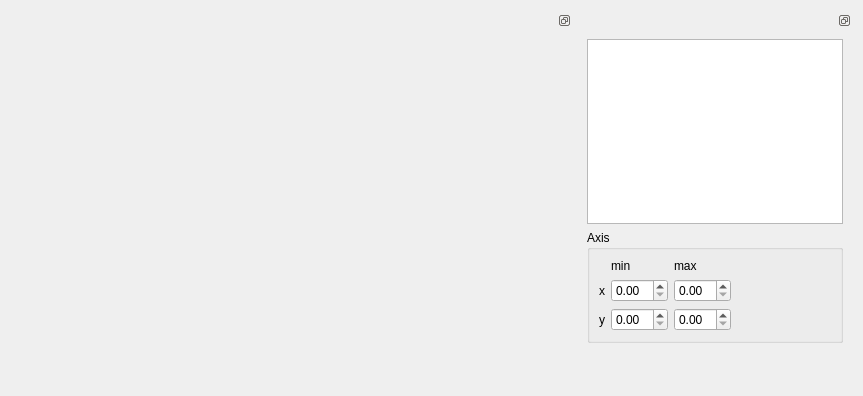
Before: the Qt Designer form wscope.ui in koalakoker/gSim, drawn with Qt 5.
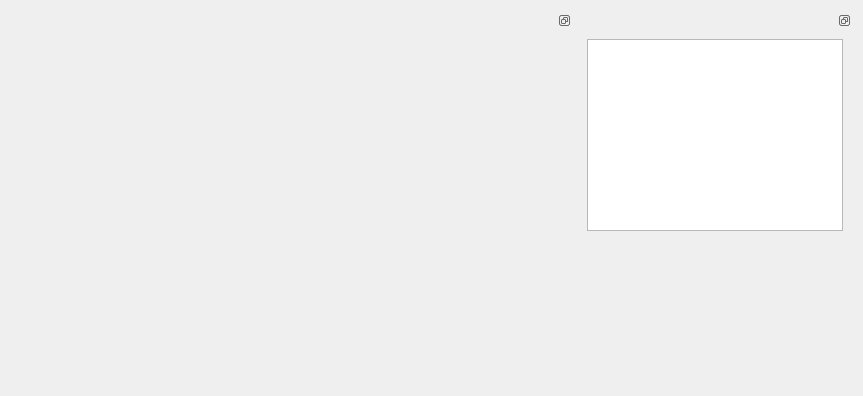
After: the same form once the commit is applied. Custom widgets are drawn as their Qt base class.

Commit message: Working on WSCOPE dragging with mouse - Axis widget connection

What changed in the file:
```diff
--- a/wscope.ui
+++ b/wscope.ui
@@ -58,56 +58,8 @@
         <widget class="QListWidget" name="listPlot"/>
        </item>
        <item>
-        <widget class="QGroupBox" name="groupBox">
-         <property name="title">
-          <string>Axis</string>
-         </property>
-         <layout class="QFormLayout" name="formLayout_2">
-          <item row="0" column="0">
-           <layout class="QGridLayout" name="gridLayout">
-            <item row="1" column="0">
-             <widget class="QLabel" name="label_2">
-              <property name="text">
-               <string>x</string>
-              </property>
-             </widget>
-            </item>
-            <item row="2" column="0">
-             <widget class="QLabel" name="label">
-              <property name="text">
-               <string>y</string>
-              </property>
-             </widget>
-            </item>
-            <item row="0" column="1">
-             <widget class="QLabel" name="label_3">
-              <property name="text">
-               <string>min</string>
-              </property>
-             </widget>
-            </item>
-            <item row="0" column="2">
-             <widget class="QLabel" name="label_4">
-              <property name="text">
-               <string>max</string>
-              </property>
-             </widget>
-            </item>
-            <item row="1" column="1">
-             <widget class="QDoubleSpinBox" name="xMin"/>
-            </item>
-            <item row="1" column="2">
-             <widget class="QDoubleSpinBox" name="xMax"/>
-            </item>
-            <item row="2" column="1">
-             <widget class="QDoubleSpinBox" name="yMin"/>
-            </item>
-            <item row="2" column="2">
-             <widget class="QDoubleSpinBox" name="yMax"/>
-            </item>
-           </layout>
-          </item>
-         </layout>
+        <widget class="wAxisCtrl" name="axisCtrl" native="true">
+         <layout class="QFormLayout" name="formLayout_2"/>
         </widget>
        </item>
        <item>
@@ -136,6 +88,12 @@
    <header location="global">qcustomplot.h</header>
    <container>1</container>
   </customwidget>
+  <customwidget>
+   <class>wAxisCtrl</class>
+   <extends>QWidget</extends>
+   <header location="global">waxisctrl.h</header>
+   <container>1</container>
+  </customwidget>
  </customwidgets>
  <resources/>
  <connections/>
```
The commit also changes 5 other files.
